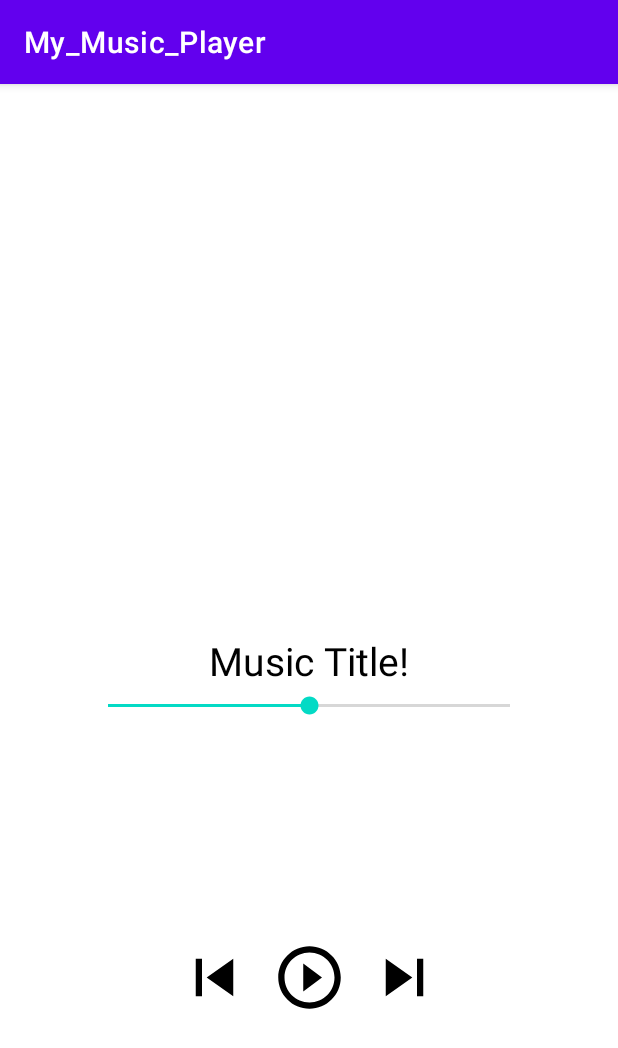
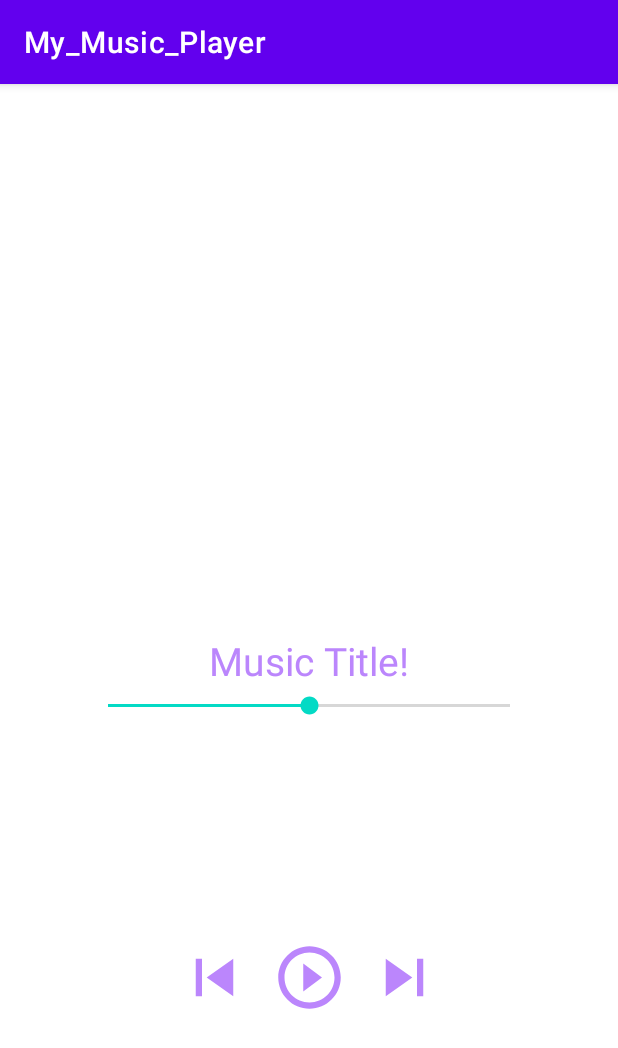
Before and after one commit to PhilSchoe/My_Music_Player, an Android app: the screen it shows after launch (MainActivity), on a phone screen of 412 x 824 dp. Shown: the top 1048 px of the screen. Run offline under Robolectric (Android 15) with nearby library versions, the phone set to English and light mode, and no system bars.

Commit message:
Change text color

```diff
--- a/app/src/main/res/layout/fragment_first.xml
+++ b/app/src/main/res/layout/fragment_first.xml
@@ -11,7 +11,7 @@
         android:layout_width="wrap_content"
         android:layout_height="wrap_content"
         android:text="Music Title!"
-        android:textColor="@color/black"
+        android:textColor="@color/purple_200"
         android:textSize="26sp"
         app:layout_constraintBottom_toBottomOf="parent"
         app:layout_constraintEnd_toEndOf="parent"
@@ -35,17 +35,19 @@
         android:layout_height="wrap_content"
         android:background="#00FFFFFF"
         android:src="@drawable/ic_baseline_skip_previous_24"
+        app:tint="@color/purple_200"
         app:layout_constraintBottom_toBottomOf="parent"
         app:layout_constraintEnd_toStartOf="@+id/play_button"
+        app:layout_constraintHorizontal_bias="0.9"
         app:layout_constraintStart_toStartOf="parent"
-        app:layout_constraintTop_toBottomOf="@+id/seekbar"
-        app:layout_constraintHorizontal_bias="0.9"/>
+        app:layout_constraintTop_toBottomOf="@+id/seekbar" />
 
     <ImageButton
         android:id="@+id/play_button"
         android:layout_width="wrap_content"
         android:layout_height="wrap_content"
         android:background="#00FFFFFF"
+        app:tint="@color/purple_200"
         android:src="@drawable/ic_baseline_play_circle_outline_24"
         app:layout_constraintBottom_toBottomOf="parent"
         app:layout_constraintEnd_toEndOf="parent"
@@ -57,6 +59,7 @@
         android:layout_width="wrap_content"
         android:layout_height="wrap_content"
         android:background="#00FFFFFF"
+        app:tint="@color/purple_200"
         app:layout_constraintBottom_toBottomOf="parent"
         app:layout_constraintEnd_toEndOf="parent"
         app:layout_constraintStart_toEndOf="@+id/play_button"
```
